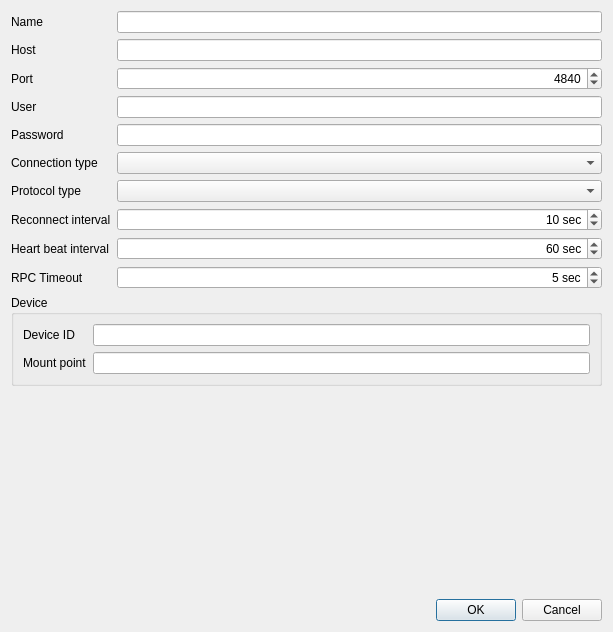
Old version of the form src/dlgserverproperties.ui in the repository syyyr/shvspy.
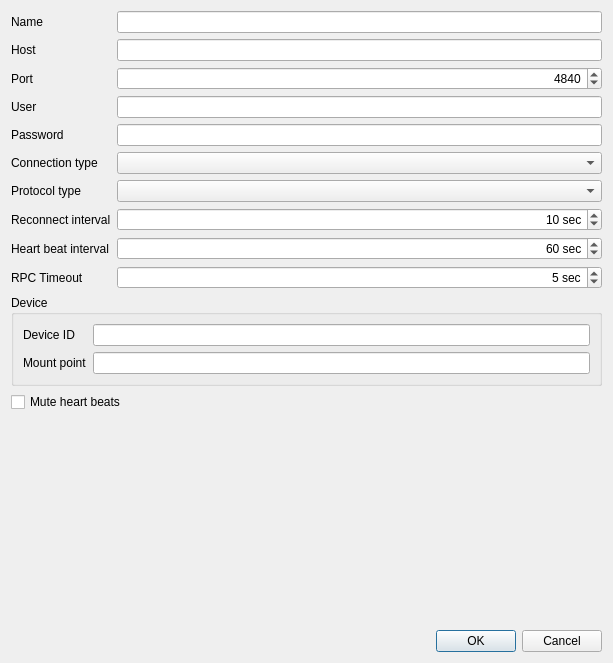
New version of the form.

Commit message: Mute heart beats added to shvspy

```diff
--- a/src/dlgserverproperties.ui
+++ b/src/dlgserverproperties.ui
@@ -7,7 +7,7 @@
     <x>0</x>
     <y>0</y>
     <width>613</width>
-    <height>632</height>
+    <height>663</height>
    </rect>
   </property>
   <property name="windowTitle">
@@ -232,6 +232,16 @@
      </item>
     </layout>
    </item>
+   <item>
+    <widget class="QCheckBox" name="chkMuteHeartBeats">
+     <property name="toolTip">
+      <string>Mute heart beats notificcations for known types of clients, like Eyas </string>
+     </property>
+     <property name="text">
+      <string>Mute heart beats</string>
+     </property>
+    </widget>
+   </item>
    <item>
     <spacer name="verticalSpacer">
      <property name="orientation">
```
The commit also changes 3 other files.
